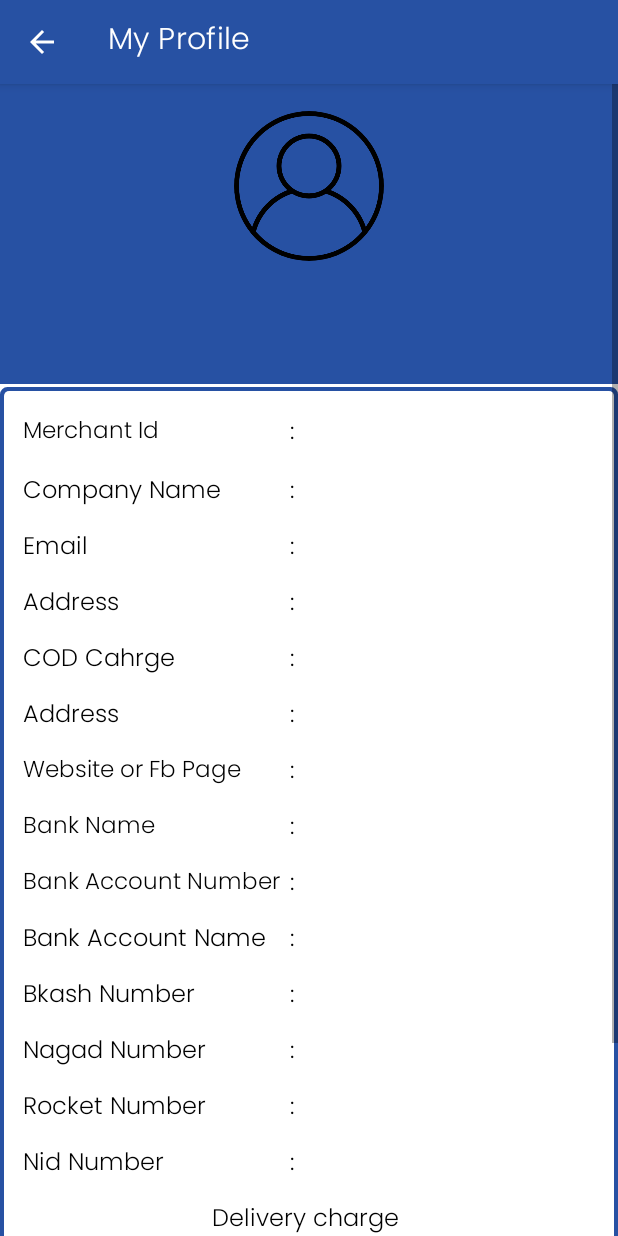
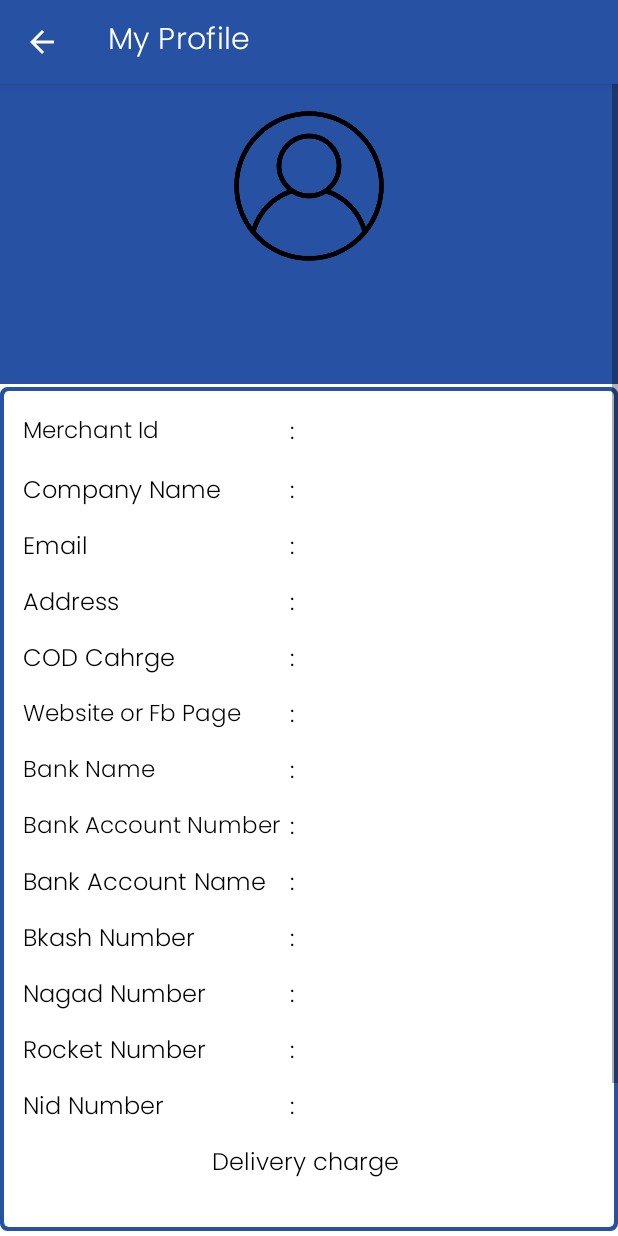
Before and after one commit to sabbir073/merchant-app-velocita, an Android app: the Profile_Page screen opened directly, with no data from a screen before it, on a phone screen of 412 x 824 dp. Run offline under Robolectric (Android 15) with nearby library versions, the phone set to English and light mode, and no system bars; our stand-ins replace CircleImageView; network calls fail; pictures from the network do not load.

Commit message:
second commite

```diff
--- a/app/src/main/java/com/stitbd/parcelwala/Activity/UpdateProfileActivity.java
+++ b/app/src/main/java/com/stitbd/parcelwala/Activity/UpdateProfileActivity.java
@@ -152,6 +152,7 @@ public class UpdateProfileActivity extends AppCompatActivity {
                     binding.bkashNumber.setText(merchant.getBkashNumber());
                     binding.nagadNumber.setText(merchant.getNagadNumber());
                     binding.rocketNumber.setText(merchant.getRocketName());
+                    binding.nidNumber.setText(String.valueOf(merchant.getNidNo()));
                 } else {
                     Toast.makeText(UpdateProfileActivity.this, "Something Wrong", Toast.LENGTH_SHORT).show();
                 }
@@ -245,6 +246,7 @@ public class UpdateProfileActivity extends AppCompatActivity {
                 .addFormDataPart("bkash_number", binding.bkashNumber.getText().toString())
                 .addFormDataPart("nagad_number", binding.nagadNumber.getText().toString())
                 .addFormDataPart("rocket_name", binding.rocketNumber.getText().toString())
+                .addFormDataPart("nid_no", binding.nidNumber.getText().toString())
                 .addFormDataPart("fb_url", binding.facebookLink.getText().toString())
                 .addFormDataPart("image", nidpicName, requestNid1 != null ? requestNid1 : attachmentEmpty)
                 .build();
--- a/app/src/main/res/layout/activity_profile_page.xml
+++ b/app/src/main/res/layout/activity_profile_page.xml
@@ -352,60 +352,60 @@
 
                 </LinearLayout>
 
-                <LinearLayout
-                    android:layout_width="match_parent"
-                    android:layout_height="wrap_content"
-                    android:orientation="horizontal"
-                    android:weightSum="1">
+<!--                <LinearLayout-->
+<!--                    android:layout_width="match_parent"-->
+<!--                    android:layout_height="wrap_content"-->
+<!--                    android:orientation="horizontal"-->
+<!--                    android:weightSum="1">-->
 
-                    <LinearLayout
-                        android:layout_width="0dp"
-                        android:layout_height="wrap_content"
-                        android:layout_weight="0.5">
+<!--                    <LinearLayout-->
+<!--                        android:layout_width="0dp"-->
+<!--                        android:layout_height="wrap_content"-->
+<!--                        android:layout_weight="0.5">-->
 
-                        <RelativeLayout
-                            android:layout_width="match_parent"
-                            android:layout_height="wrap_content">
+<!--                        <RelativeLayout-->
+<!--                            android:layout_width="match_parent"-->
+<!--                            android:layout_height="wrap_content">-->
 
-                            <TextView
-                                android:layout_width="wrap_content"
-                                android:layout_height="match_parent"
-                                android:padding="5dp"
-                                android:text="Address"
-                                android:textColor="#000"
-                                android:textSize="16sp" />
+<!--                            <TextView-->
+<!--                                android:layout_width="wrap_content"-->
+<!--                                android:layout_height="match_parent"-->
+<!--                                android:padding="5dp"-->
+<!--                                android:text="Address"-->
+<!--                                android:textColor="#000"-->
+<!--                                android:textSize="16sp" />-->
 
-                            <TextView
-                                android:layout_width="wrap_content"
-                                android:layout_height="wrap_content"
-                                android:layout_alignParentRight="true"
-                                android:padding="5dp"
-                                android:text=" : "
-                                android:textColor="#000"
-                                android:textSize="16sp" />
+<!--                            <TextView-->
+<!--                                android:layout_width="wrap_content"-->
+<!--                                android:layout_height="wrap_content"-->
+<!--                                android:layout_alignParentRight="true"-->
+<!--                                android:padding="5dp"-->
+<!--                                android:text=" : "-->
+<!--                                android:textColor="#000"-->
+<!--                                android:textSize="16sp" />-->
 
 
-                        </RelativeLayout>
+<!--                        </RelativeLayout>-->
 
-                    </LinearLayout>
+<!--                    </LinearLayout>-->
 
-                    <LinearLayout
-                        android:layout_width="0dp"
-                        android:layout_height="wrap_content"
-                        android:layout_weight="0.5">
+<!--                    <LinearLayout-->
+<!--                        android:layout_width="0dp"-->
+<!--                        android:layout_height="wrap_content"-->
+<!--                        android:layout_weight="0.5">-->
 
-                        <TextView
-                            android:id="@+id/Address"
-                            android:layout_width="match_parent"
-                            android:layout_height="wrap_content"
-                            android:padding="5dp"
-                            android:textColor="#000"
-                            android:textSize="16sp" />
+<!--                        <TextView-->
+<!--                            android:id="@+id/Address"-->
+<!--                            android:layout_width="match_parent"-->
+<!--                            android:layout_height="wrap_content"-->
+<!--                            android:padding="5dp"-->
+<!--                            android:textColor="#000"-->
+<!--                            android:textSize="16sp" />-->
 
-                    </LinearLayout>
+<!--                    </LinearLayout>-->
 
 
-                </LinearLayout>
+<!--                </LinearLayout>-->
                 <LinearLayout
                     android:layout_width="match_parent"
                     android:layout_height="wrap_content"
```
Also changed, not shown: app/src/main/java/com/stitbd/parcelwala/Activity/Profile_Page.java (+20 -2 lines), app/src/main/res/layout/activity_update_profile.xml (+14 -0 lines).
